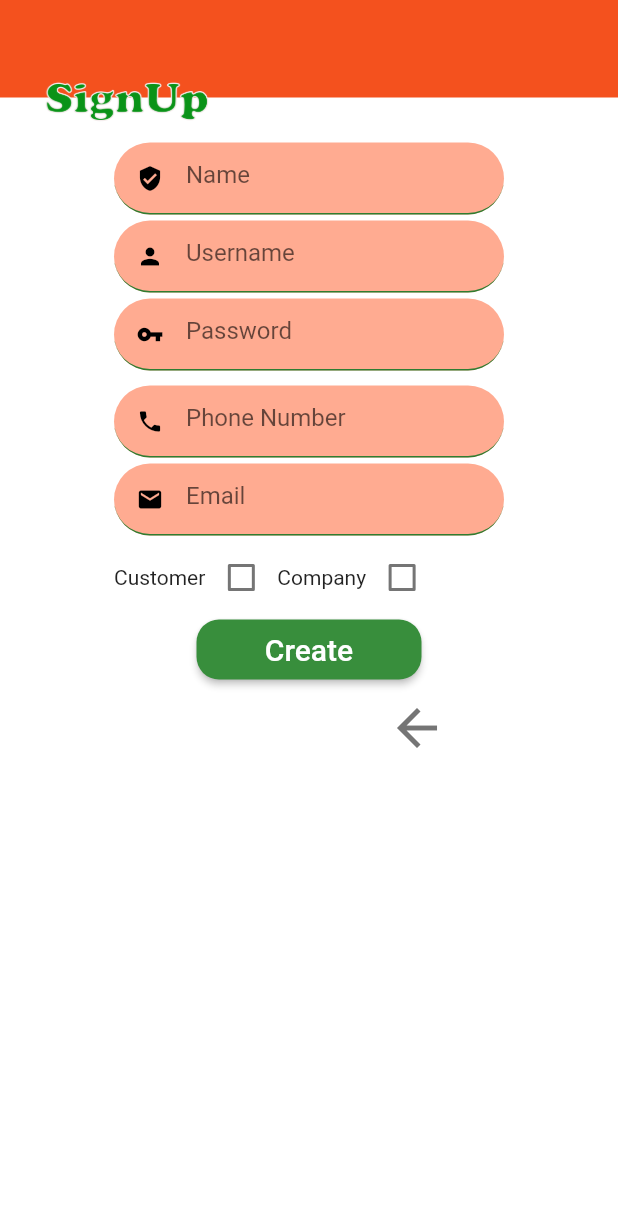
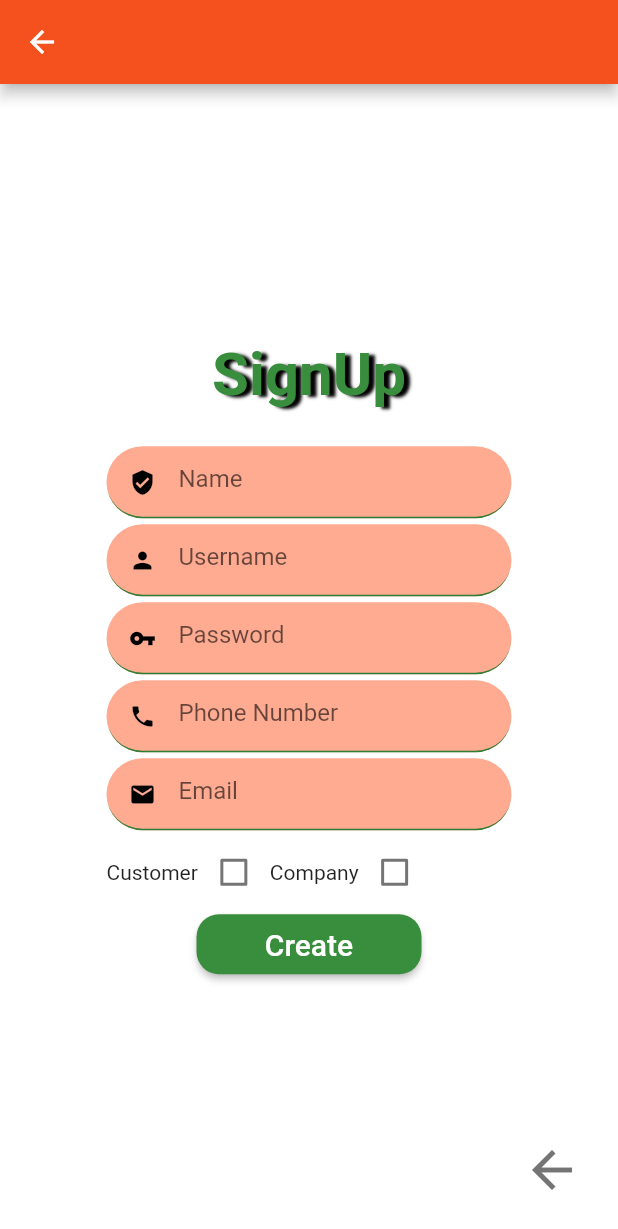
Before and after one commit to RoxanaDenisa/TravelApp, a Flutter app: the MySignUp screen opened directly, on a phone screen of 412 x 824 dp. Shown: the top 1229 px of the screen. Run offline on Flutter 3.47's test engine with Material 2 defaults, Android fonts, the phone set to English and light mode, and no system bars.

Commit message:
SignUp modified

```diff
--- a/travel_app/lib/signUp.dart
+++ b/travel_app/lib/signUp.dart
@@ -5,41 +5,37 @@ import 'package:travel_app/login.dart';
 
 class MySignUp extends StatefulWidget {
   @override
-  _MySignUpState createState() => new _MySignUpState();
+  _MySignUp createState() => new _MySignUp();
 }
 
-class _MySignUpState extends State<MySignUp> {
+class _MySignUp extends State<MySignUp> {
   bool checkBoxValue = false;
   bool checkBoxValue2 = false;
   @override
   Widget build(BuildContext context) {
     return new Scaffold(
       backgroundColor: Colors.white,
-        body: Column(
-          crossAxisAlignment: CrossAxisAlignment.start,
+      appBar: AppBar(backgroundColor: Colors.deepOrange[600]),
+      body: Center(
+          child: Container(
+        width: 270,
+        child: Column(
+          mainAxisAlignment: MainAxisAlignment.center,
           children: <Widget>[
-            Container(
-                //padding: EdgeInsets.fromLTRB(0.0, 55.0, 0.0, 0),
-                child: Stack(children: <Widget>[
-              Container(
-                height: 65,
-                padding: EdgeInsets.fromLTRB(0.0, 0.0, 0.0, 0.0),
-                color: Colors.deepOrange[600],
+            Text(
+              'SignUp',
+              style: TextStyle(
+                  color: Colors.green[700],
+                  fontSize: 40,
+                  fontWeight: FontWeight.bold,
+                  shadows: [
+                    Shadow(
+                        color: Colors.black,
+                        blurRadius: 2.0,
+                        offset: Offset(4, 1))
+                  ]),
             ),
-              Container(
-                padding: EdgeInsets.only(top: 45.0, right: 100.0),
-                child: Image(
-                  image: AssetImage('assets/Sign_up.png'),
-                  width: 200,
-                  height: 50,
-                ),
-              ),
-            ])),
-            Center(
-                child: Container(
-              width: 260,
-              child: Column(
-                children: <Widget>[
+            Text('\n', style: TextStyle(fontSize: 10)),
             TextFieldWidget(
                 hintText: 'Name',
                 obscureText: false,
@@ -56,7 +52,7 @@ class _MySignUpState extends State<MySignUp> {
               obscureText: true,
               prefixIconData: Icons.vpn_key,
             ),
-                  Text('\n', style: TextStyle(fontSize: 4)),
+            Text('\n', style: TextStyle(fontSize: 2)),
             TextFieldWidget(
               hintText: 'Phone Number',
               obscureText: false,
@@ -109,9 +105,7 @@ class _MySignUpState extends State<MySignUp> {
           ],
         ),
       )),
-            Container(
-              padding: EdgeInsets.only(left: 250.0),
-              child: IconButton(
+      floatingActionButton: IconButton(
         onPressed: () {
           Navigator.of(context)
               .push(MaterialPageRoute(builder: (context) => MyLogin()));
@@ -123,8 +117,6 @@ class _MySignUpState extends State<MySignUp> {
         ),
         iconSize: 40,
       ),
-            )
-          ],
-        ));
+    );
   }
 }
```
Lines whose indentation alone changed are shown as unchanged.
